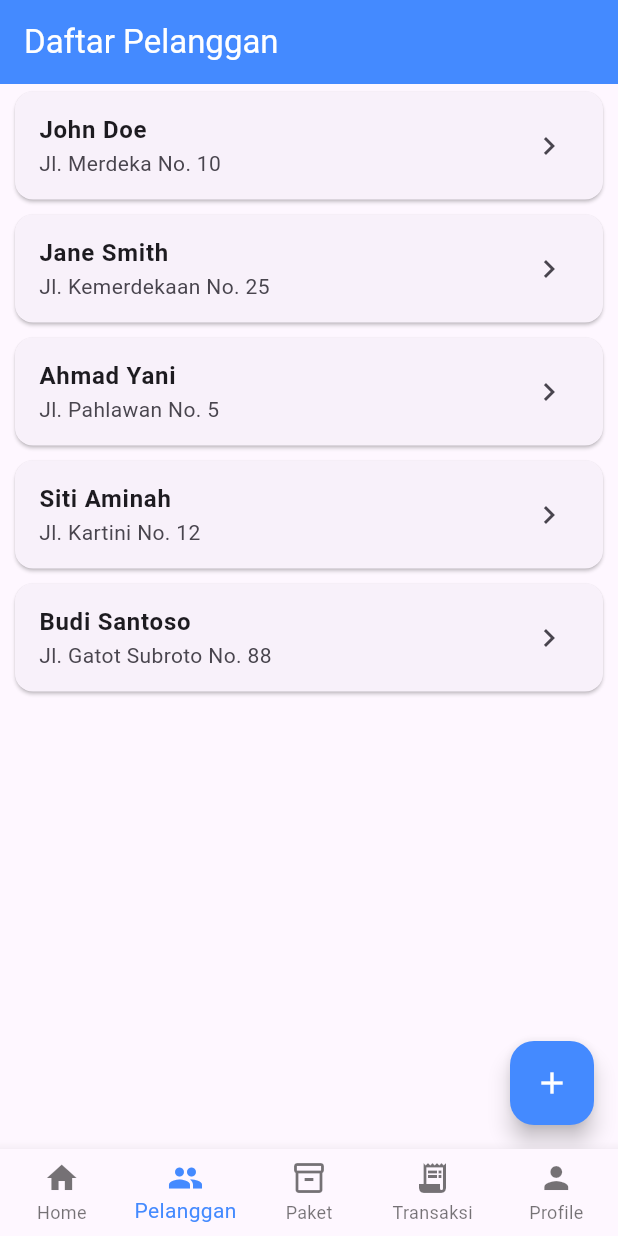
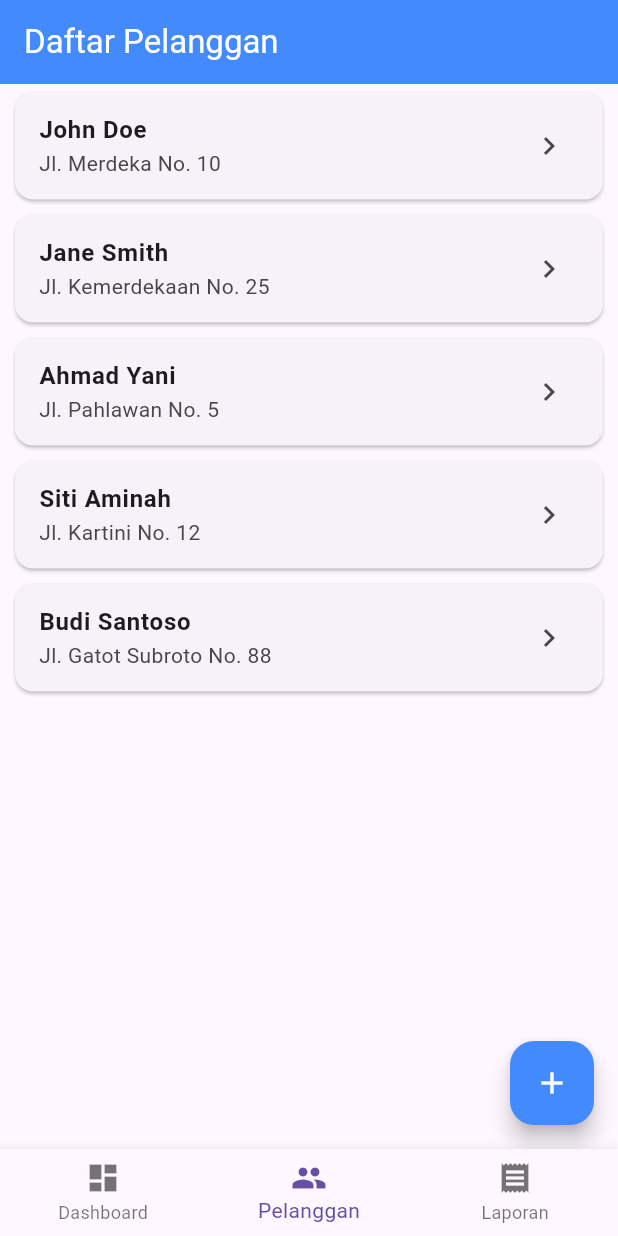
Before and after one commit to mbadrudin170-jpg/admin-flutter, a Flutter app: the screen it shows after launch, item 2 of the bottom bar chosen, on a phone screen of 412 x 824 dp. Run offline on Flutter 3.47's test engine with Material 3 defaults, Android fonts, the light colour scheme and no system bars.

Commit message:
Changes before Firebase Studio auto-run

```diff
--- a/lib/data/pelanggan_data.dart
+++ b/lib/data/pelanggan_data.dart
@@ -1,4 +1,4 @@
-import 'package:myapp/pelanggan.dart';
+import 'package:myapp/model/pelanggan.dart';
 
 final List<Pelanggan> daftarPelanggan = [
   Pelanggan(
--- a/lib/detail_pelanggan.dart
+++ b/lib/detail_pelanggan.dart
@@ -1,5 +1,5 @@
 import 'package:flutter/material.dart';
-import 'package:myapp/pelanggan.dart';
+import 'package:myapp/model/pelanggan.dart';
 
 class DetailPelanggan extends StatelessWidget {
   final Pelanggan pelanggan;
--- a/lib/halaman/form/form_pelanggan.dart
+++ b/lib/halaman/form/form_pelanggan.dart
@@ -1,5 +1,5 @@
 import 'package:flutter/material.dart';
-import 'package:myapp/pelanggan.dart';
+import 'package:myapp/model/pelanggan.dart';
 import 'package:myapp/data/pelanggan_data.dart';
 
 class FormPelanggan extends StatefulWidget {
@@ -24,7 +24,7 @@ class _FormPelangganState extends State<FormPelanggan> {
         alamat: _alamatController.text,
       );
       // Logika untuk menyimpan data pelanggan baru
-      print('Pelanggan baru: ${newPelanggan.nama}');
+      // print('Pelanggan baru: ${newPelanggan.nama}');
       Navigator.pop(context);
     }
   }
--- a/lib/main.dart
+++ b/lib/main.dart
@@ -1,7 +1,7 @@
-// Path: lib/main.dart
 import 'package:flutter/material.dart';
-// Ganti 'myapp' dengan nama project Anda yang ada di pubspec.yaml
-import 'package:myapp/tabs.dart';
+import 'package:myapp/halaman/dashboard.dart';
+import 'package:myapp/halaman/laporan.dart';
+import 'package:myapp/pelanggan.dart'; // Import halaman pelanggan
 
 void main() {
   runApp(const MyApp());
@@ -13,14 +13,60 @@ class MyApp extends StatelessWidget {
   @override
   Widget build(BuildContext context) {
     return MaterialApp(
-      title: 'Flutter Demo',
-      debugShowCheckedModeBanner: false, // Menghilangkan banner debug
+      title: 'Aplikasi Manajemen Laundry',
       theme: ThemeData(
-        colorScheme: ColorScheme.fromSeed(seedColor: Colors.deepPurple),
-        useMaterial3: true,
+        primarySwatch: Colors.blue,
+        visualDensity: VisualDensity.adaptivePlatformDensity,
       ),
-      // Memanggil class yang ada di tabs.dart
-      home: const MyHomeScreen(),
+      home: const MyHomePage(),
     );
   }
 }
+
+class MyHomePage extends StatefulWidget {
+  const MyHomePage({super.key});
+
+  @override
+  State<MyHomePage> createState() => _MyHomePageState();
+}
+
+class _MyHomePageState extends State<MyHomePage> {
+  int _selectedIndex = 0;
+
+  final List<Widget> _pages = [
+    const DashboardPage(),
+    const PelangganPage(), // Tambahkan halaman pelanggan di sini
+    const LaporanPage(),
+  ];
+
+  void _onItemTapped(int index) {
+    setState(() {
+      _selectedIndex = index;
+    });
+  }
+
+  @override
+  Widget build(BuildContext context) {
+    return Scaffold(
+      body: _pages[_selectedIndex],
+      bottomNavigationBar: BottomNavigationBar(
+        items: const <BottomNavigationBarItem>[
+          BottomNavigationBarItem(
+            icon: Icon(Icons.dashboard),
+            label: 'Dashboard',
+          ),
+          BottomNavigationBarItem(
+            icon: Icon(Icons.people),
+            label: 'Pelanggan',
+          ),
+          BottomNavigationBarItem(
+            icon: Icon(Icons.receipt),
+            label: 'Laporan',
+          ),
+        ],
+        currentIndex: _selectedIndex,
+        onTap: _onItemTapped,
+      ),
+    );
+  }
+}
--- /dev/null
+++ b/lib/model/pelanggan.dart
@@ -0,0 +1,13 @@
+class Pelanggan {
+  final String id;
+  final String nama;
+  final String telepon;
+  final String alamat;
+
+  Pelanggan({
+    required this.id,
+    required this.nama,
+    required this.telepon,
+    required this.alamat,
+  });
+}
--- a/lib/model/transaksi_model.dart
+++ b/lib/model/transaksi_model.dart
@@ -1,4 +1,4 @@
-import 'package:myapp/pelanggan.dart';
+import 'package:myapp/model/pelanggan.dart';
 import 'package:myapp/model/paket.dart';
 
 class Transaksi {
```
Also changed, not shown: 1 other file.
